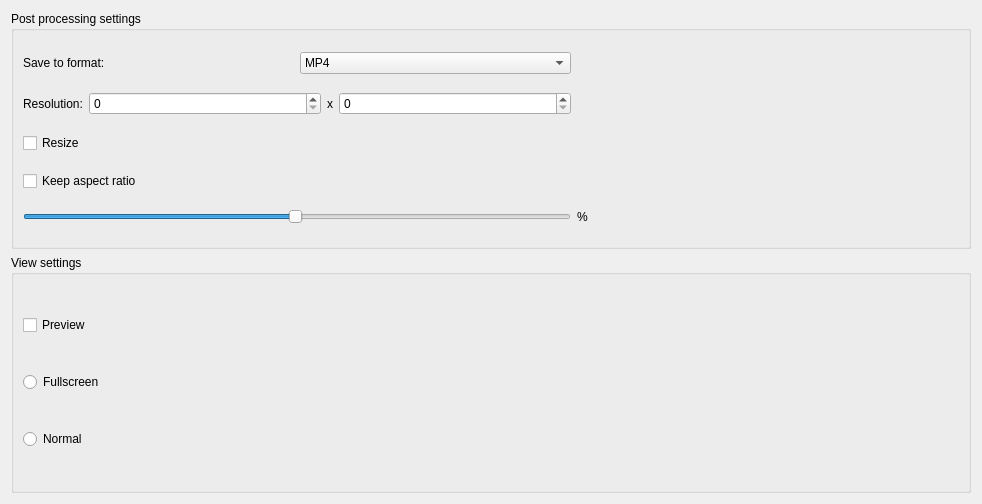
Above: src/ui/postprocessingsetupwidget.ui from krajsz/AdvBoard before the change. Below: the same form after it.
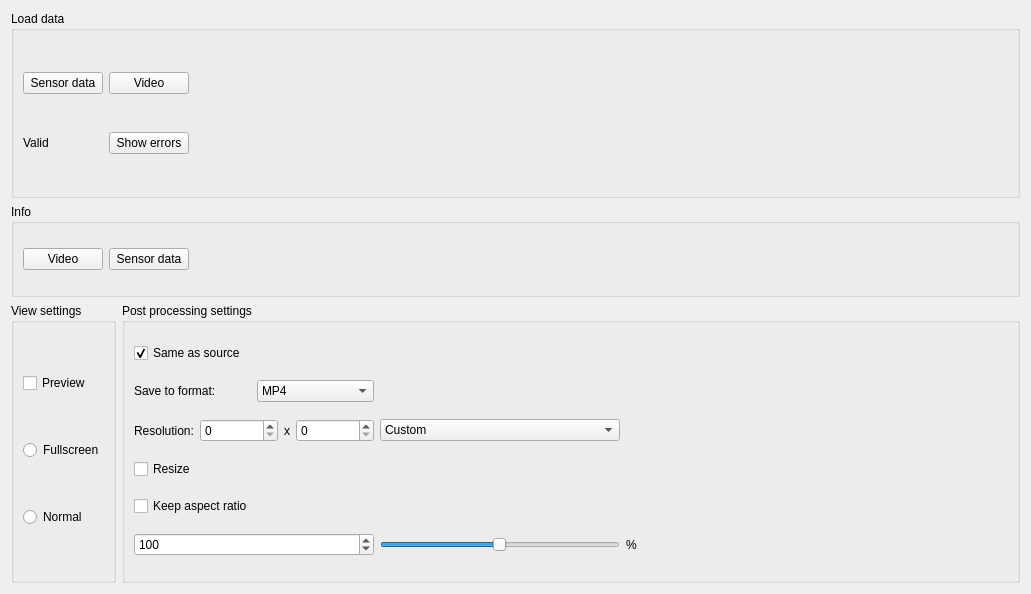
That is the form after the change.

Diff of the .ui file:
```diff
--- a/src/ui/postprocessingsetupwidget.ui
+++ b/src/ui/postprocessingsetupwidget.ui
@@ -6,21 +6,87 @@
    <rect>
     <x>0</x>
     <y>0</y>
-    <width>982</width>
-    <height>504</height>
+    <width>1031</width>
+    <height>594</height>
    </rect>
   </property>
   <property name="windowTitle">
    <string>Form</string>
   </property>
-  <layout class="QGridLayout" name="gridLayout_3">
-   <item row="0" column="0">
+  <layout class="QGridLayout" name="gridLayout_3" rowstretch="2,1,3">
+   <item row="1" column="0" colspan="2">
+    <widget class="QGroupBox" name="infoGroupBox">
+     <property name="title">
+      <string>Info</string>
+     </property>
+     <layout class="QHBoxLayout" name="horizontalLayout">
+      <item>
+       <widget class="QPushButton" name="showVideoInfoDialog">
+        <property name="text">
+         <string>Video</string>
+        </property>
+       </widget>
+      </item>
+      <item>
+       <widget class="QPushButton" name="showDataInfoDialog">
+        <property name="text">
+         <string>Sensor data</string>
+        </property>
+       </widget>
+      </item>
+      <item>
+       <spacer name="horizontalSpacer_2">
+        <property name="orientation">
+         <enum>Qt::Horizontal</enum>
+        </property>
+        <property name="sizeHint" stdset="0">
+         <size>
+          <width>40</width>
+          <height>20</height>
+         </size>
+        </property>
+       </spacer>
+      </item>
+     </layout>
+    </widget>
+   </item>
+   <item row="2" column="0">
+    <widget class="QGroupBox" name="viewSettingsGroupBox">
+     <property name="title">
+      <string>View settings</string>
+     </property>
+     <layout class="QGridLayout" name="gridLayout">
+      <item row="0" column="0">
+       <widget class="QCheckBox" name="previewCheckBox">
+        <property name="text">
+         <string>Preview</string>
+        </property>
+       </widget>
+      </item>
+      <item row="1" column="0">
+       <widget class="QRadioButton" name="fullscreenPreviewRadioButton">
+        <property name="text">
+         <string>Fullscreen</string>
+        </property>
+       </widget>
+      </item>
+      <item row="2" column="0">
+       <widget class="QRadioButton" name="normalPreviewRadioButton">
+        <property name="text">
+         <string>Normal</string>
+        </property>
+       </widget>
+      </item>
+     </layout>
+    </widget>
+   </item>
+   <item row="2" column="1">
     <widget class="QGroupBox" name="postProcessingGroupBox">
      <property name="title">
       <string>Post processing settings</string>
      </property>
      <layout class="QGridLayout" name="gridLayout_2">
-      <item row="0" column="0">
+      <item row="1" column="0">
        <layout class="QHBoxLayout" name="saveToHLayout">
         <item>
          <widget class="QLabel" name="saveToFormatLabel">
@@ -50,7 +116,7 @@
         </item>
        </layout>
       </item>
-      <item row="1" column="0">
+      <item row="2" column="0">
        <layout class="QHBoxLayout" name="resolutionHLayout" stretch="0,2,0,2">
         <item>
          <widget class="QLabel" name="label_5">
@@ -74,7 +140,7 @@
         </item>
        </layout>
       </item>
-      <item row="1" column="1">
+      <item row="2" column="2">
        <spacer name="horizontalSpacer">
         <property name="orientation">
          <enum>Qt::Horizontal</enum>
@@ -90,22 +156,29 @@
         </property>
        </spacer>
       </item>
-      <item row="2" column="0">
+      <item row="6" column="2">
+       <widget class="QLabel" name="resizePercentLabel">
+        <property name="text">
+         <string>%</string>
+        </property>
+       </widget>
+      </item>
+      <item row="3" column="0">
        <widget class="QCheckBox" name="resizeCheckBox">
         <property name="text">
          <string>Resize</string>
         </property>
        </widget>
       </item>
-      <item row="4" column="0">
+      <item row="5" column="0">
        <widget class="QCheckBox" name="keepAspectRatioCheckBox">
         <property name="text">
          <string>Keep aspect ratio</string>
         </property>
        </widget>
       </item>
-      <item row="5" column="0">
-       <widget class="QSlider" name="horizontalSlider">
+      <item row="6" column="1">
+       <widget class="QSlider" name="resizePercentSlider">
         <property name="minimum">
          <number>1</number>
         </property>
@@ -120,40 +193,100 @@
         </property>
        </widget>
       </item>
-      <item row="5" column="1">
-       <widget class="QLabel" name="resizePetcentLabel">
+      <item row="6" column="0">
+       <widget class="QSpinBox" name="resizeSpinBox">
+        <property name="minimum">
+         <number>1</number>
+        </property>
+        <property name="maximum">
+         <number>200</number>
+        </property>
+        <property name="value">
+         <number>100</number>
+        </property>
+       </widget>
+      </item>
+      <item row="2" column="1">
+       <widget class="QComboBox" name="predefinedResolutionsComboBox">
+        <item>
+         <property name="text">
+          <string>Custom</string>
+         </property>
+        </item>
+        <item>
+         <property name="text">
+          <string>1080p</string>
+         </property>
+        </item>
+        <item>
+         <property name="text">
+          <string>720p</string>
+         </property>
+        </item>
+        <item>
+         <property name="text">
+          <string>VGA</string>
+         </property>
+        </item>
+       </widget>
+      </item>
+      <item row="0" column="0">
+       <widget class="QCheckBox" name="processingSettingsSameAsSourceCheckBox">
         <property name="text">
-         <string>%</string>
+         <string>Same as source</string>
+        </property>
+        <property name="checked">
+         <bool>true</bool>
         </property>
        </widget>
       </item>
      </layout>
     </widget>
    </item>
-   <item row="1" column="0">
-    <widget class="QGroupBox" name="viewSettingsGroupBox">
+   <item row="0" column="0" colspan="2">
+    <widget class="QGroupBox" name="loadDataGoupBox">
      <property name="title">
-      <string>View settings</string>
+      <string>Load data</string>
      </property>
-     <layout class="QGridLayout" name="gridLayout">
+     <layout class="QGridLayout" name="gridLayout_4" rowstretch="1,1">
+      <item row="0" column="6">
+       <spacer name="horizontalSpacer_3">
+        <property name="orientation">
+         <enum>Qt::Horizontal</enum>
+        </property>
+        <property name="sizeHint" stdset="0">
+         <size>
+          <width>40</width>
+          <height>20</height>
+         </size>
+        </property>
+       </spacer>
+      </item>
       <item row="0" column="0">
-       <widget class="QCheckBox" name="previewCheckBox">
+       <widget class="QPushButton" name="loadSensorDataButton">
         <property name="text">
-         <string>Preview</string>
+         <string>Sensor data</string>
         </property>
        </widget>
       </item>
       <item row="1" column="0">
-       <widget class="QRadioButton" name="fullscreenPreviewRadioButton">
+       <widget class="QLabel" name="sensorDataValidLabel">
         <property name="text">
-         <string>Fullscreen</string>
+         <string>Valid</string>
         </property>
        </widget>
       </item>
-      <item row="2" column="0">
-       <widget class="QRadioButton" name="normalPreviewRadioButton">
+      <item row="1" column="1">
+       <widget class="QPushButton" name="showValidationErrorsButton">
         <property name="text">
-         <string>Normal</string>
+         <string>Show errors</string>
+        </property>
+       </widget>
+      </item>
+      <item row="0" column="1">
+       <widget class="QPushButton" name="loadVideoSourceButton">
+        <property name="text">
+         <string>Video</string>
         </property>
        </widget>
       </item>
```
Left out of the diff: 2 changed lines with no effect on the pictures.
